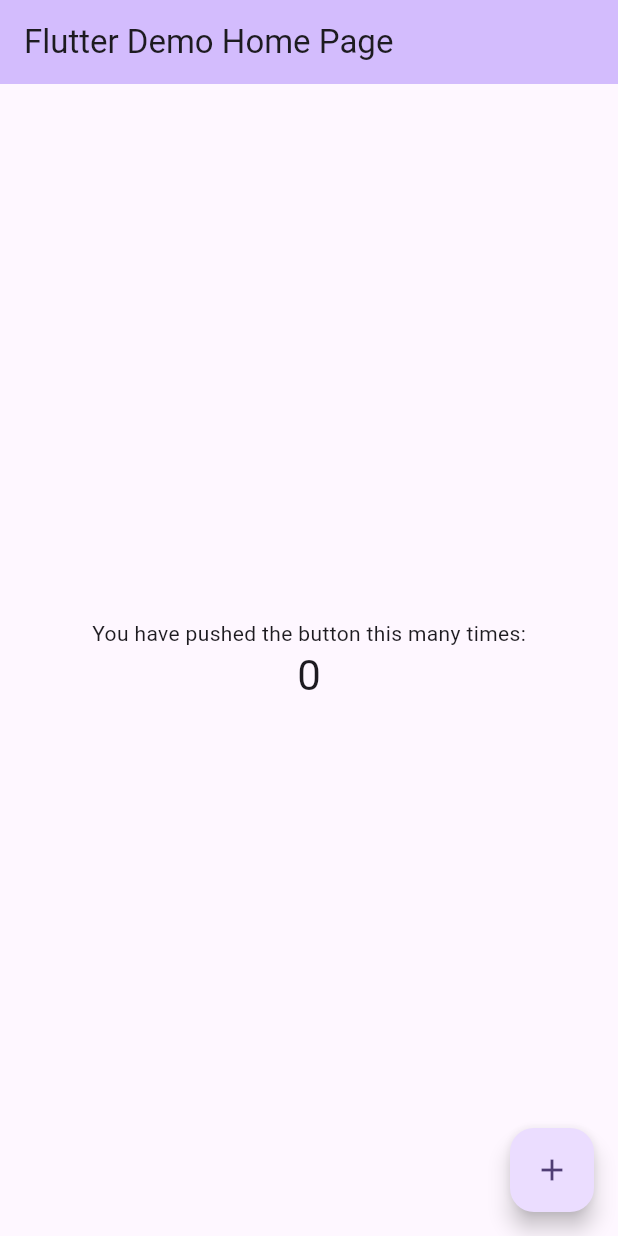
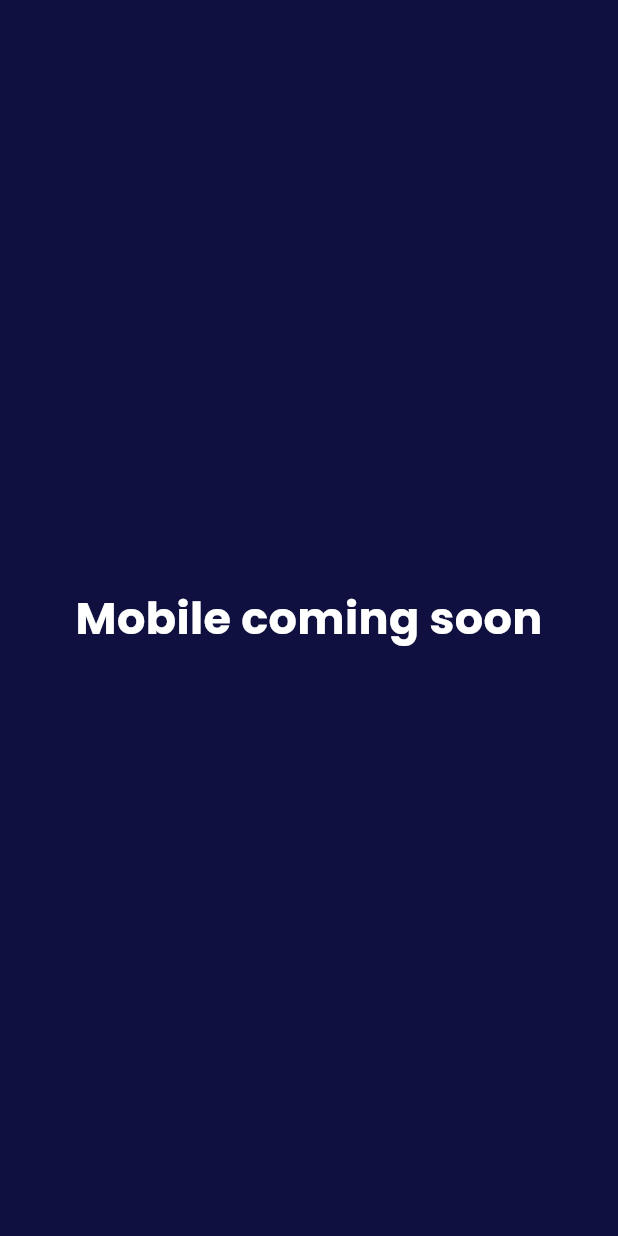
Before and after one commit to AhmedNasserZakii/AhmedNasserZakii_CV, a Flutter app: the screen it shows after launch, on a phone screen of 412 x 824 dp. Run offline on Flutter 3.47's test engine with Material 3 defaults, Android fonts, the phone set to English and light mode, and no system bars; our stand-ins replace flutter_screenutil, google_fonts.

Commit message:
iamge only

```diff
--- /dev/null
+++ b/lib/core/utils/assets_data.dart
@@ -0,0 +1,6 @@
+class AssetsData {
+  static const String firstImageContainerTop =
+      'images/first_right_container.png';
+  static const String firstImageContainerbuttom =
+      'images/first_buttom_container.png';
+}
--- /dev/null
+++ b/lib/core/utils/colors.dart
@@ -0,0 +1,9 @@
+import 'package:flutter/material.dart';
+
+const Color kPrimaryColor = Color(0xFF0F103F);
+const Color kSecondaryColor = Color(0xFF1C1C65);
+const Color kThirdPalleteColor = Color(0xFF2F2F8A);
+const Color kFourthPalleteColor = Color(0xFFC961DE);
+const Color kFifthPalleteColor = Color(0xFF2954A3);
+const Color kWhiteColor = Color(0xFFFFFFFF);
+const Color kBlackColor = Color(0xFF000000);
--- /dev/null
+++ b/lib/core/utils/styles.dart
@@ -0,0 +1,51 @@
+import 'package:flutter/material.dart';
+import 'package:flutter_screenutil/flutter_screenutil.dart';
+import 'package:my_cv/core/utils/colors.dart';
+
+class Styles {
+  static final TextStyle textStyle12 = TextStyle(
+    fontSize: 12.sp,
+    fontWeight: FontWeight.w400,
+    color: kWhiteColor,
+  );
+  static final TextStyle textStyle14 = TextStyle(
+    fontSize: 14.sp,
+    fontWeight: FontWeight.w400,
+    color: kWhiteColor,
+  );
+  static final TextStyle textStyle16 = TextStyle(
+    fontSize: 16.sp,
+    fontWeight: FontWeight.w500,
+    color: kWhiteColor,
+  );
+  static final TextStyle textStyle18 = TextStyle(
+    fontSize: 18.sp,
+    fontWeight: FontWeight.w500,
+    color: kWhiteColor,
+  );
+  static final TextStyle textStyle20 = TextStyle(
+    fontSize: 20.sp,
+    fontWeight: FontWeight.w600,
+    color: kWhiteColor,
+  );
+  static final TextStyle textStyle22 = TextStyle(
+    fontSize: 22.sp,
+    fontWeight: FontWeight.w600,
+    color: kWhiteColor,
+  );
+  static final TextStyle textStyle24 = TextStyle(
+    fontSize: 24.sp,
+    fontWeight: FontWeight.w700,
+    color: kWhiteColor,
+  );
+  static final TextStyle textStyle26 = TextStyle(
+    fontSize: 26.sp,
+    fontWeight: FontWeight.w700,
+    color: kWhiteColor,
+  );
+  static final TextStyle textStyle28 = TextStyle(
+    fontSize: 28.sp,
+    fontWeight: FontWeight.w700,
+    color: kWhiteColor,
+  );
+}
--- /dev/null
+++ b/lib/features/home/presentation/view/home_mobile_view.dart
@@ -0,0 +1,14 @@
+import 'package:flutter/material.dart';
+
+import 'widgets/home_mobile_view_body.dart';
+
+class HomeMobileView extends StatelessWidget {
+  const HomeMobileView({super.key});
+
+  @override
+  Widget build(BuildContext context) {
+    return const Scaffold(
+      body: HomeMobileViewBody(),
+    );
+  }
+}
--- /dev/null
+++ b/lib/features/home/presentation/view/widgets/home_mobile_view_body.dart
@@ -0,0 +1,11 @@
+import 'package:flutter/material.dart';
+import 'package:my_cv/core/utils/styles.dart';
+
+class HomeMobileViewBody extends StatelessWidget {
+  const HomeMobileViewBody({super.key});
+
+  @override
+  Widget build(BuildContext context) {
+    return Center(child: Text('Mobile coming soon', style: Styles.textStyle26));
+  }
+}
--- a/lib/main.dart
+++ b/lib/main.dart
@@ -1,6 +1,17 @@
 import 'package:flutter/material.dart';
 
-void main() {
+import 'package:flutter_screenutil/flutter_screenutil.dart';
+import 'package:google_fonts/google_fonts.dart';
+import 'package:my_cv/core/utils/colors.dart';
+
+import 'features/home/presentation/view/home_mobile_view.dart';
+import 'features/home/presentation/view/home_web_view.dart';
+
+void main() async {
+  WidgetsFlutterBinding.ensureInitialized();
+
+  await ScreenUtil.ensureScreenSize();
+
   runApp(const MyApp());
 }
 
@@ -10,116 +21,28 @@ class MyApp extends StatelessWidget {
   // This widget is the root of your application.
   @override
   Widget build(BuildContext context) {
-    return MaterialApp(
-      title: 'Flutter Demo',
-      theme: ThemeData(
-        // This is the theme of your application.
-        //
-        // TRY THIS: Try running your application with "flutter run". You'll see
-        // the application has a purple toolbar. Then, without quitting the app,
-        // try changing the seedColor in the colorScheme below to Colors.green
-        // and then invoke "hot reload" (save your changes or press the "hot
-        // reload" button in a Flutter-supported IDE, or press "r" if you used
-        // the command line to start the app).
-        //
-        // Notice that the counter didn't reset back to zero; the application
-        // state is not lost during the reload. To reset the state, use hot
-        // restart instead.
-        //
-        // This works for code too, not just values: Most code changes can be
-        // tested with just a hot reload.
-        colorScheme: ColorScheme.fromSeed(seedColor: Colors.deepPurple),
-        useMaterial3: true,
-      ),
-      home: const MyHomePage(title: 'Flutter Demo Home Page'),
-    );
+    return ScreenUtilInit(
+        designSize: const Size(360, 690),
+        minTextAdapt: true,
+        splitScreenMode: true,
+        builder: (context, child) {
+          return MaterialApp(
+              debugShowCheckedModeBanner: false,
+              title: 'Ahmed Nasser Zakii',
+              theme: ThemeData(
+                scaffoldBackgroundColor: kPrimaryColor,
+                textTheme: GoogleFonts.poppinsTextTheme(),
+                useMaterial3: true,
+              ),
+              home: LayoutBuilder(
+                builder: (context, constraints) {
+                  if (constraints.maxWidth > 600) {
+                    return const HomeWebView();
+                  } else {
+                    return const HomeMobileView();
+                  }
+                },
+              ));
+        });
   }
 }
-
-class MyHomePage extends StatefulWidget {
-  const MyHomePage({super.key, required this.title});
-
-  // This widget is the home page of your application. It is stateful, meaning
-  // that it has a State object (defined below) that contains fields that affect
-  // how it looks.
-
-  // This class is the configuration for the state. It holds the values (in this
-  // case the title) provided by the parent (in this case the App widget) and
-  // used by the build method of the State. Fields in a Widget subclass are
-  // always marked "final".
-
-  final String title;
-
-  @override
-  State<MyHomePage> createState() => _MyHomePageState();
-}
-
-class _MyHomePageState extends State<MyHomePage> {
-  int _counter = 0;
-
-  void _incrementCounter() {
-    setState(() {
-      // This call to setState tells the Flutter framework that something has
-      // changed in this State, which causes it to rerun the build method below
-      // so that the display can reflect the updated values. If we changed
-      // _counter without calling setState(), then the build method would not be
-      // called again, and so nothing would appear to happen.
-      _counter++;
-    });
-  }
-
-  @override
-  Widget build(BuildContext context) {
-    // This method is rerun every time setState is called, for instance as done
-    // by the _incrementCounter method above.
-    //
-    // The Flutter framework has been optimized to make rerunning build methods
-    // fast, so that you can just rebuild anything that needs updating rather
-    // than having to individually change instances of widgets.
-    return Scaffold(
-      appBar: AppBar(
-        // TRY THIS: Try changing the color here to a specific color (to
-        // Colors.amber, perhaps?) and trigger a hot reload to see the AppBar
-        // change color while the other colors stay the same.
-        backgroundColor: Theme.of(context).colorScheme.inversePrimary,
-        // Here we take the value from the MyHomePage object that was created by
-        // the App.build method, and use it to set our appbar title.
-        title: Text(widget.title),
-      ),
-      body: Center(
-        // Center is a layout widget. It takes a single child and positions it
-        // in the middle of the parent.
-        child: Column(
-          // Column is also a layout widget. It takes a list of children and
-          // arranges them vertically. By default, it sizes itself to fit its
-          // children horizontally, and tries to be as tall as its parent.
-          //
-          // Column has various properties to control how it sizes itself and
-          // how it positions its children. Here we use mainAxisAlignment to
-          // center the children vertically; the main axis here is the vertical
-          // axis because Columns are vertical (the cross axis would be
-          // horizontal).
-          //
-          // TRY THIS: Invoke "debug painting" (choose the "Toggle Debug Paint"
-          // action in the IDE, or press "p" in the console), to see the
-          // wireframe for each widget.
-          mainAxisAlignment: MainAxisAlignment.center,
-          children: <Widget>[
-            const Text(
-              'You have pushed the button this many times:',
-            ),
-            Text(
-              '$_counter',
-              style: Theme.of(context).textTheme.headlineMedium,
-            ),
-          ],
-        ),
-      ),
-      floatingActionButton: FloatingActionButton(
-        onPressed: _incrementCounter,
-        tooltip: 'Increment',
-        child: const Icon(Icons.add),
-      ), // This trailing comma makes auto-formatting nicer for build methods.
-    );
-  }
-}
```
Also changed, not shown: lib/features/home/presentation/view/home_web_view.dart (added, +14 -0 lines), lib/features/home/presentation/view/widgets/home_web_view_body.dart (added, +35 -0 lines), pubspec.yaml (+7 -20 lines), assets/images/first_buttom_container.png (added), assets/images/first_right_container.png (added), pubspec.lock, 2 other files.
